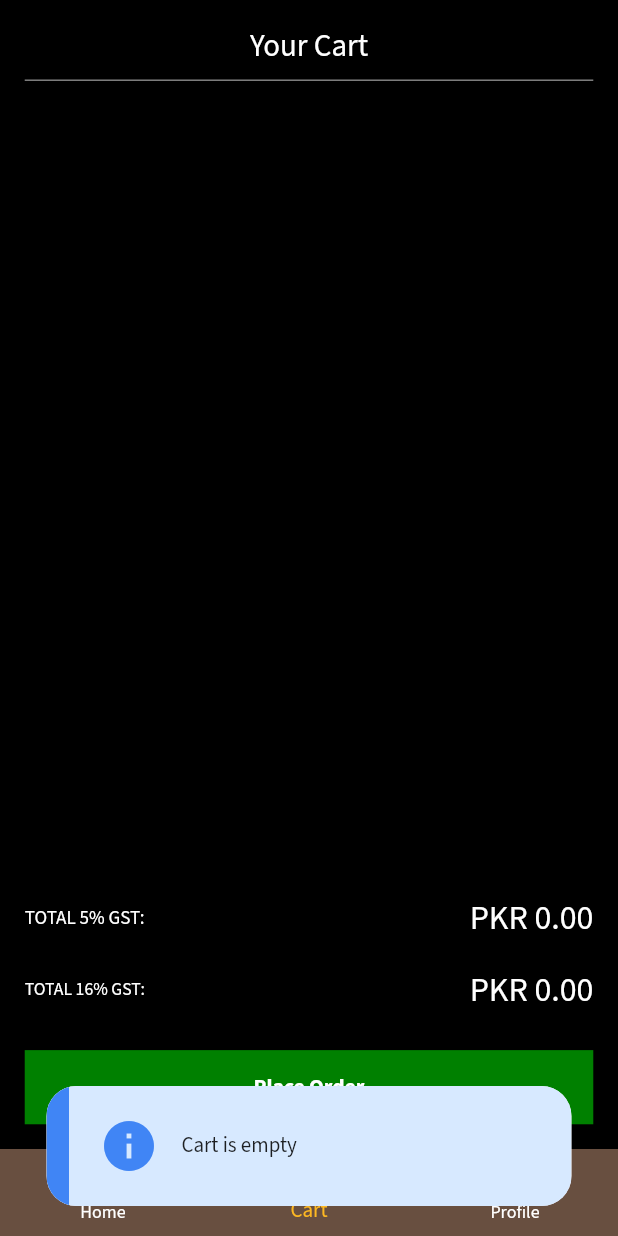
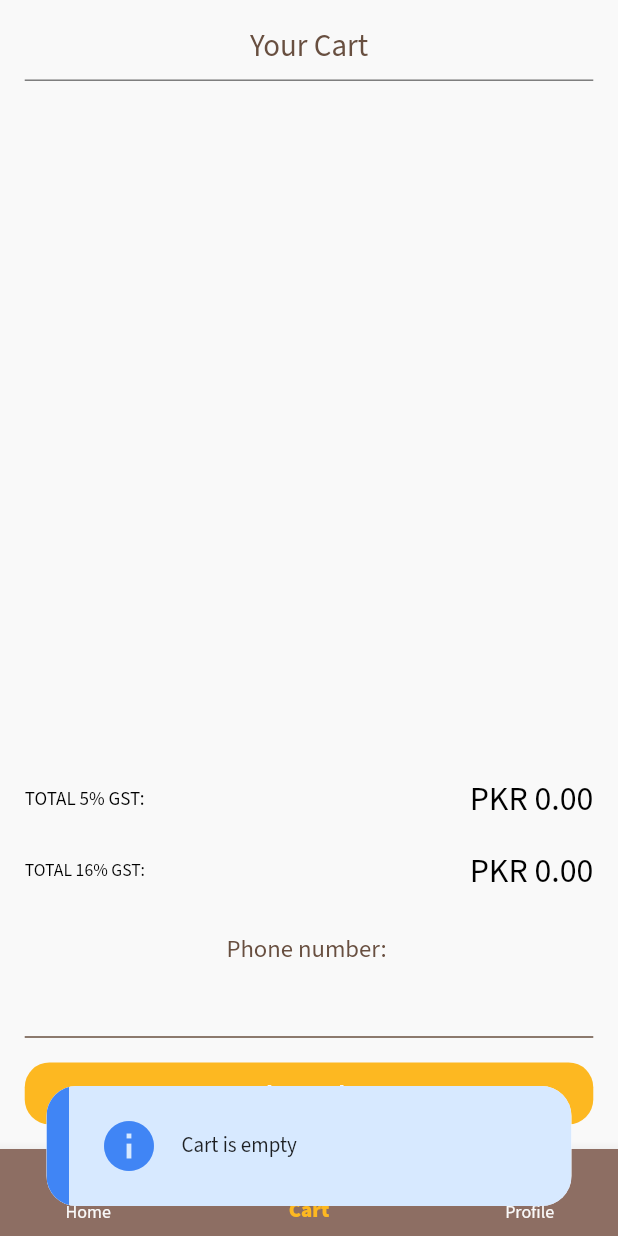
Before and after one commit to naqeeb9a/baked-pos, a Flutter app: the BasicPage screen opened directly, item 2 of the bottom bar chosen, after a tap on "Place Order", on a phone screen of 412 x 824 dp. Run offline on Flutter 3.47's test engine with Material 2 defaults, Android fonts, the phone set to English and light mode, and no system bars; drawn by our look-alikes of upgrader; our stand-ins replace cool_alert, email_validator, get, google_fonts, line_icons, lottie and 2 more; missing offline and left inert: back_button_interceptor; accounts and stored records are empty.

Commit message:
changes done

```diff
--- a/lib/app_functions/functions.dart
+++ b/lib/app_functions/functions.dart
@@ -1,5 +1,4 @@
 import 'dart:convert';
-
 
 import 'package:baked_pos/utils/config.dart';
 import 'package:http/http.dart' as http;
@@ -218,6 +217,9 @@ getTimeSlots(date) async {
 
 getMenu() async {
   try {
+    SharedPreferences loginUser = await SharedPreferences.getInstance();
+    dynamic temp = loginUser.getString("userResponse");
+    userResponse = temp == null ? "" : await json.decode(temp);
     var response = await http.post(Uri.parse(callBackUrl + "/api/searchmenu"),
         body:
             json.encode({"outletid": userResponse["outlet_id"], "term": "all"}),
--- a/lib/app_screens/basic_page.dart
+++ b/lib/app_screens/basic_page.dart
@@ -82,7 +82,7 @@ class _BasicPageState extends State<BasicPage> with TickerProviderStateMixin {
         child: bodyPage(pageDecider),
       ),
       bottomNavigationBar: BottomNavigationBar(
-        type: BottomNavigationBarType.fixed,
+        type: BottomNavigationBarType.shifting,
         currentIndex: indexPage,
         onTap: (value) {
           if (value == 0) {
@@ -98,22 +98,25 @@ class _BasicPageState extends State<BasicPage> with TickerProviderStateMixin {
             indexPage = value;
           });
         },
+        selectedLabelStyle: const TextStyle(fontWeight: FontWeight.w900),
         unselectedItemColor: myWhite,
         unselectedIconTheme: const IconThemeData(color: myWhite),
         selectedItemColor: myYellow,
-        backgroundColor: myBrown,
         showUnselectedLabels: true,
-        items: const [
+        items: [
           BottomNavigationBarItem(
-            icon: Icon(LineIcons.home),
+            backgroundColor: Colors.brown.shade400,
+            icon: const Icon(LineIcons.home),
             label: "Home",
           ),
           BottomNavigationBarItem(
-            icon: Icon(LineIcons.shoppingCart),
+            backgroundColor: Colors.brown.shade400,
+            icon: const Icon(LineIcons.shoppingCart),
             label: "Cart",
           ),
           BottomNavigationBarItem(
-            icon: Icon(LineIcons.user),
+            backgroundColor: Colors.brown.shade400,
+            icon: const Icon(LineIcons.user),
             label: "Profile",
           ),
         ],
--- a/lib/app_screens/cart.dart
+++ b/lib/app_screens/cart.dart
@@ -4,6 +4,7 @@ import 'package:baked_pos/utils/config.dart';
 import 'package:baked_pos/utils/dynamic_sizes.dart';
 import 'package:baked_pos/widgets/buttons.dart';
 import 'package:baked_pos/widgets/drawer.dart';
+import 'package:baked_pos/widgets/form_fields.dart';
 import 'package:baked_pos/widgets/text_widget.dart';
 import 'package:cool_alert/cool_alert.dart';
 import 'package:flutter/material.dart';
@@ -17,6 +18,7 @@ class Cart extends StatefulWidget {
 }
 
 class _CartState extends State<Cart> {
+  final phone = TextEditingController();
   @override
   Widget build(BuildContext context) {
     getTotal() {
@@ -36,7 +38,7 @@ class _CartState extends State<Cart> {
     }
 
     return Scaffold(
-      backgroundColor: myBlack,
+      backgroundColor: myWhite,
       body: Padding(
         padding: EdgeInsets.symmetric(
           horizontal: dynamicWidth(context, 0.04),
@@ -47,12 +49,12 @@ class _CartState extends State<Cart> {
             Row(
               mainAxisAlignment: MainAxisAlignment.center,
               children: [
-                text(context, "Your Cart", 0.05, myWhite),
+                text(context, "Your Cart", 0.05, myBrown),
               ],
             ),
             Divider(
               thickness: 1,
-              color: myWhite.withOpacity(0.5),
+              color: myBlack.withOpacity(0.5),
             ),
             Expanded(
                 child: ListView.builder(
@@ -63,7 +65,7 @@ class _CartState extends State<Cart> {
                     vertical: dynamicHeight(context, 0.01),
                   ),
                   child: cartCards(context, index, () {
-                    // changeState(() {});
+                    setState(() {});
                   }),
                 );
               },
@@ -75,10 +77,13 @@ class _CartState extends State<Cart> {
                 "PKR " + ((getTotal() * 0.16) + getTotal()).toStringAsFixed(2),
                 check: true),
             heightBox(context, 0.02),
+            text(context, "Phone number: ", 0.04, myBrown),
+            inputTextField(context, "Phone", phone),
+            heightBox(context, 0.02),
             coloredButton(
               context,
               "Place Order",
-              myGreen,
+              myYellow,
               fontSize: 0.035,
               function: () async {
                 if (cartItems.isEmpty) {
@@ -86,60 +91,19 @@ class _CartState extends State<Cart> {
                     description: const Text("Cart is empty"),
                     dismissable: true,
                   ).show(context);
+                } else if (phone.text.isEmpty) {
+                  MotionToast.info(
+                    description: const Text("No Phone number provided"),
+                    dismissable: true,
+                  ).show(context);
                 } else {
                   CoolAlert.show(
                       context: context,
                       type: CoolAlertType.confirm,
-                      confirmBtnText: "Yes",
-                      backgroundColor: myYellow,
-                      confirmBtnColor: myYellow,
-                      confirmBtnTextStyle: TextStyle(
-                          fontSize: dynamicWidth(context, 0.04),
-                          color: myWhite),
-                      text: userResponse["full_name"]
-                                  .toString()
-                                  .toUpperCase() ==
-                              "FLOORMANAGER"
-                          ? "Order against Table no: $tableNameGlobal by ${userResponse["full_name"].toString().toUpperCase()}"
-                          : "Order against Table no: $tableNameGlobal with assigned waiter ${userResponse["full_name"].toString().toUpperCase()}",
-                      showCancelBtn: true,
-                      onConfirmBtnTap: () async {
-                        Navigator.of(context, rootNavigator: true).pop();
-                        CoolAlert.show(
-                            context: context,
-                            type: CoolAlertType.loading,
-                            barrierDismissible: false,
-                            lottieAsset: "assets/loader.json");
-                        var response = await punchOrder(getTotal(), getCost());
-                        if (response == false) {
-                          Navigator.of(context, rootNavigator: true).pop();
-                          MotionToast.error(
-                            description: const Text(
-                                "Server Error or check your internet"),
-                            dismissable: true,
-                          ).show(context);
-                        } else {
-                          Navigator.of(context, rootNavigator: true).pop();
-                          cartItems.clear();
-                          saleIdGlobal = "";
-                          tableNoGlobal = "";
-
-                          pop(context);
-                          popUntil(globalDineInContext);
-                          globalDineInRefresh();
-                          CoolAlert.show(
-                            title: "Order Placed",
-                            text: "Do you wish to proceed?",
-                            context: context,
-                            loopAnimation: true,
-                            backgroundColor: myYellow,
-                            confirmBtnColor: myYellow,
-                            confirmBtnText: "Continue",
-                            type: CoolAlertType.success,
-                            animType: CoolAlertAnimType.slideInRight,
-                          );
-                        }
-                      });
+                      confirmBtnColor: myBrown,
+                      confirmBtnText: "Via Card",
+                      cancelBtnText: "Via Cash",
+                      backgroundColor: myYellow);
                 }
               },
             ),
--- a/lib/main.dart
+++ b/lib/main.dart
@@ -114,7 +114,7 @@ class _MyAppState extends State<MyApp> with TickerProviderStateMixin {
             checkLoginStatus(context);
             return loader == true
                 ? Scaffold(
-                    backgroundColor: myBlack,
+                    backgroundColor: myWhite,
                     body: Center(
                       child: LottieBuilder.asset(
                         "assets/loader.json",
@@ -123,6 +123,7 @@ class _MyAppState extends State<MyApp> with TickerProviderStateMixin {
                     ),
                   )
                 : Scaffold(
+                    backgroundColor: myWhite,
                     drawerEnableOpenDragGesture: false,
                     endDrawerEnableOpenDragGesture: false,
                     key: _scaffoldKey,
--- a/lib/utils/config.dart
+++ b/lib/utils/config.dart
@@ -2,11 +2,11 @@ import 'package:flutter/material.dart';
 import 'package:get/get.dart';
 import 'package:intl/intl.dart';
 
-const myWhite = Color(0xffffffff);
+const myWhite = Color(0xfff9f9f9);
 const myGrey = Colors.grey;
 const myBrown = Color(0xff684f40);
 const myBlack = Color(0xff000000);
-const myYellow = Color(0xfffdb822);
+const myYellow = Color(0xfffdb821);
 const myGreen = Color(0xFF008000);
 const myRed = Color(0xFFff0000);
 const noColor = Colors.transparent;
--- a/lib/widgets/buttons.dart
+++ b/lib/widgets/buttons.dart
@@ -6,18 +6,19 @@ import 'package:lottie/lottie.dart';
 import '../utils/config.dart';
 
 Widget coloredButton(context, text, color,
-    {function = "", width = "", fontSize = 0.05}) {
+    {function = "", width = "", fontSize = 0.04}) {
   return GestureDetector(
     onTap: function == "" ? () {} : function,
     child: Container(
       width: width == "" ? dynamicWidth(context, 1) : width,
-      height: dynamicWidth(context, .12),
+      height: dynamicWidth(context, .1),
       decoration: color == noColor
           ? BoxDecoration(
-              color: color, border: Border.all(width: 1, color: myWhite))
+              color: color, border: Border.all(width: 1, color: myBlack))
           : BoxDecoration(
               color: color,
-            ),
+              borderRadius:
+                  BorderRadius.circular(dynamicHeight(context, 0.02))),
       child: Center(
         child: Text(
           text,
@@ -39,21 +40,17 @@ Widget retry(context) {
       children: [
         LottieBuilder.asset(
           "assets/retry.json",
-          width: dynamicWidth(context, 0.4),
-          repeat: false,
+          width: dynamicWidth(context, 0.3),
+          repeat: true,
         ),
         heightBox(context, 0.02),
-        text(
-            context,
-            "Check your internet or try again later or check if your call back Url is okay",
-            0.03,
-            myWhite),
-        heightBox(context, 0.1),
+        text(context, "Check your internet or try again later", 0.03, myBlack),
+        heightBox(context, 0.05),
         coloredButton(
           context,
           "Retry",
           myYellow,
-          width: dynamicWidth(context, .4),
+          width: dynamicWidth(context, .3),
           function: () {
             globalRefresh();
           },
--- a/lib/widgets/custom_search.dart
+++ b/lib/widgets/custom_search.dart
@@ -26,7 +26,7 @@ class CustomDineInSearchDelegate extends SearchDelegate {
   @override
   ThemeData appBarTheme(BuildContext context) {
     return ThemeData(
-        textSelectionTheme: const TextSelectionThemeData(cursorColor: myWhite),
+        textSelectionTheme:  const TextSelectionThemeData(cursorColor: myWhite),
         inputDecorationTheme: const InputDecorationTheme(
           enabledBorder: UnderlineInputBorder(
             borderSide: BorderSide(color: myBrown),
@@ -38,7 +38,7 @@ class CustomDineInSearchDelegate extends SearchDelegate {
             borderSide: BorderSide(color: myBrown),
           ),
         ),
-        textTheme: const TextTheme(
+        textTheme:  const TextTheme(
             headline6: TextStyle(
                 // headline 6 affects the query text
                 color: myWhite,
--- a/lib/widgets/text_widget.dart
+++ b/lib/widgets/text_widget.dart
@@ -1,4 +1,3 @@
-
 import 'package:baked_pos/utils/dynamic_sizes.dart';
 import 'package:flutter/material.dart';
 
@@ -12,7 +11,7 @@ Widget text(context, text, size, color,
     style: TextStyle(
       color: color,
       fontSize: dynamicWidth(context, size),
-      fontWeight: bold == true ? FontWeight.bold : FontWeight.normal,
+      fontWeight: bold == true ? FontWeight.w900 : FontWeight.normal,
     ),
   );
 }
```
Also changed, not shown: assets/loader.json (+1 -1 lines), assets/retry.json (+1 -1 lines), lib/app_screens/login.dart (+5 -5 lines), lib/app_screens/menu.dart (+47 -33 lines), lib/app_screens/profile.dart (+12 -12 lines), lib/widgets/drawer.dart (+20 -18 lines), lib/widgets/essential_widgets.dart (+2 -5 lines), lib/widgets/show_alert.dart (+7 -7 lines), 3 other files.
